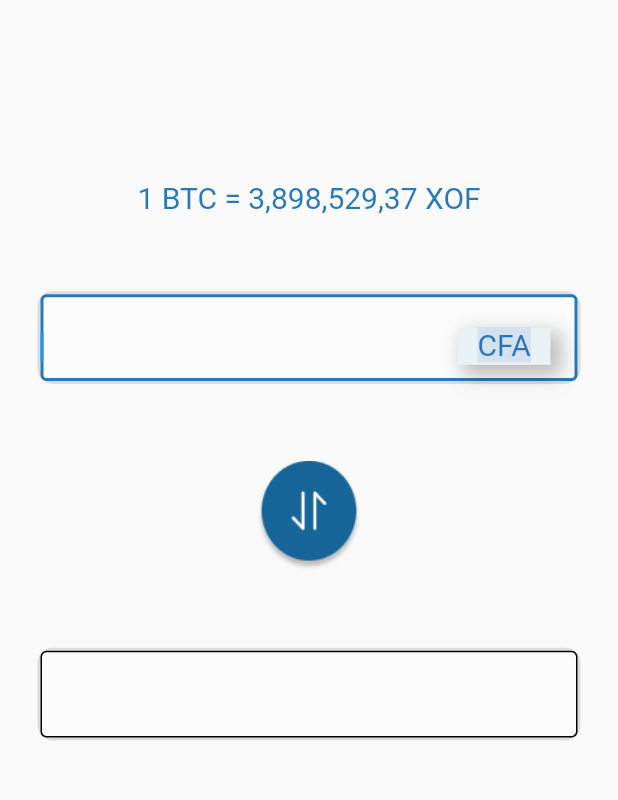
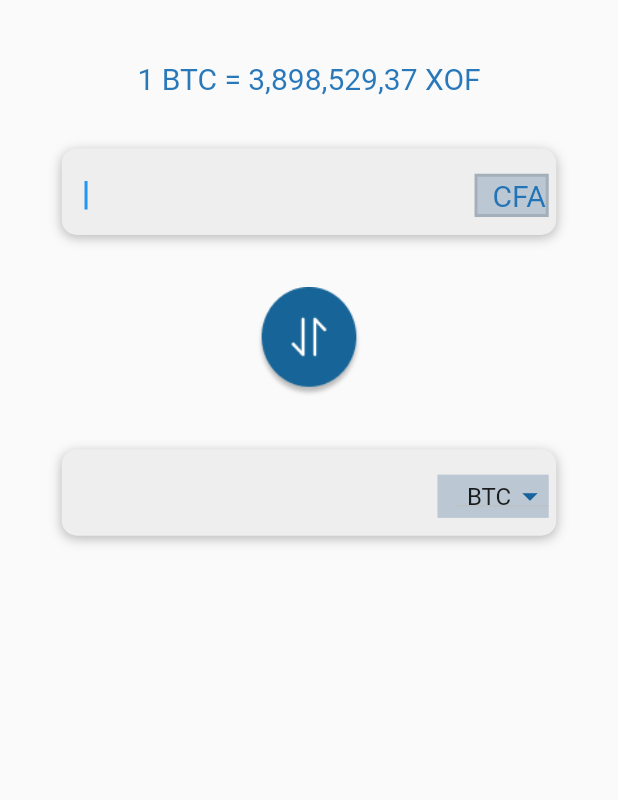
Before and after one commit to Gueyemhd/EasyBit, a Flutter app: the CalculatorBTCtoXOF screen opened by its route, after a tap on the "arrow circle left" icon, on a phone screen of 412 x 824 dp, the part 120-920 px from its top. Run offline on Flutter 3.47's test engine with Material 2 defaults, Android fonts, the phone set to English and light mode, and no system bars.

Commit message:
complete calculator

```diff
--- a/frontend/easybit/lib/screens/pages/transfertBitoins.dart
+++ b/frontend/easybit/lib/screens/pages/transfertBitoins.dart
@@ -17,7 +17,7 @@ class _TransfertBitcoinsState extends State<TransfertBitcoins> {
     return Scaffold(
         resizeToAvoidBottomInset: true,
         appBar: AppBar(
-          backgroundColor: const Color(0xFF324531),
+          backgroundColor: const Color.fromARGB(255, 60, 88, 59),
           title: const Text(
             _title,
             style: TextStyle(fontSize: 22),
@@ -40,7 +40,7 @@ class _TransfertBitcoinsState extends State<TransfertBitcoins> {
             ),
             tooltip: 'Menu Icon',
             onPressed: () => Navigator.of(context).push(MaterialPageRoute(
-                builder: (context) => const CalculatorBTCtoXOF())),
+                builder: (context) => const TransfertBitcoins())),
           ),
         ),
         body: const TransfertBitcoinsBody());
--- a/frontend/easybit/lib/screens/widgets/calculator/calculatorBTCtoXOF.body.dart
+++ b/frontend/easybit/lib/screens/widgets/calculator/calculatorBTCtoXOF.body.dart
@@ -1,7 +1,7 @@
-import 'package:easybit/screens/pages/calculatorBTCtoXOF.dart';
 import 'package:easybit/screens/pages/calculatorXOFtoBTC.dart';
 import 'package:easybit/shared/constants.dart';
 import 'package:flutter/material.dart';
+import 'package:flutter/services.dart';
 
 class BTCtoXOF extends StatefulWidget {
   const BTCtoXOF({super.key});
@@ -25,46 +25,46 @@ class _BTCtoXOFState extends State<BTCtoXOF> {
     Size size = MediaQuery.of(context).size;
     //This size provides us total height and width of our screen
     Widget btcField() {
-      return Column(
-          crossAxisAlignment: CrossAxisAlignment.start,
-          children: <Widget>[
+      return Row(mainAxisAlignment: MainAxisAlignment.center, children: [
         Container(
             margin: const EdgeInsets.symmetric(vertical: 10),
-              width: size.width * 0.9,
-              height: size.width * 0.15,
-              alignment: Alignment.centerLeft,
+            width: MediaQuery.of(context).size.width * 0.8,
+            height: MediaQuery.of(context).size.height * 0.07,
             decoration: BoxDecoration(
-                  color: Colors.white38,
+              color: Colors.grey[200],
               borderRadius: BorderRadius.circular(10),
-                  border: Border.all(color: Colors.black12, width: 2)),
+              boxShadow: const [
+                BoxShadow(
+                    color: Colors.black26, blurRadius: 6, offset: Offset(0, 2))
+              ],
+              //    border: Border.all(color: bluelogo, width: 3)
+            ),
+            child: Row(
+              children: [
+                Expanded(
                   child: TextFormField(
-                  autofocus: true, //make phone keyboard appear automatically
+                      keyboardType: TextInputType.number,
+                      inputFormatters: <TextInputFormatter>[
+                        FilteringTextInputFormatter.digitsOnly
+                      ],
+                      autofocus:
+                          true, //make phone keyboard appear automatically
                       style: const TextStyle(
                         color: Colors.black87,
                       ),
-                  decoration: InputDecoration(
-                    enabledBorder: const OutlineInputBorder(),
-                    focusedBorder: const OutlineInputBorder(
-                      borderSide: BorderSide(color: bluelogo, width: 2.0),
+                      decoration: const InputDecoration(
+                        border: InputBorder.none,
+                        contentPadding: EdgeInsets.fromLTRB(15, 5, 0, 0),
+                      )),
                 ),
-                    suffix: Container(
-                      margin: const EdgeInsets.symmetric(
-                          vertical: 15, horizontal: 15),
+                Padding(
+                  padding: const EdgeInsets.fromLTRB(0, 5, 5, 0),
+                  child: Container(
                     width: size.width * 0.18,
-                      height: size.height * 0.20,
+                    height: size.width * 0.07,
+                    alignment: Alignment.centerRight,
                     decoration: const BoxDecoration(
-                        color: Color(0xFFEAF2F6),
-                        boxShadow: [
-                          BoxShadow(
-                            color: Colors.black26,
-                            offset: Offset(
-                              5.0,
-                              5.0,
-                            ),
-                            blurRadius: 10.0,
-                            spreadRadius: 2.0,
-                          )
-                        ],
+                      color: Color.fromARGB(177, 165, 183, 199),
                     ),
                     child: DropdownButton(
                       // Initial Value
@@ -78,13 +78,12 @@ class _BTCtoXOFState extends State<BTCtoXOF> {
                       ),
 
                       // Array list of items
-                        items: items.map((String items) {
-                          return DropdownMenuItem(
-                            value: items,
-                            child: Text(
-                              items,
-                              style: const TextStyle(color: Colors.black),
-                            ),
+
+                      items:
+                          items.map<DropdownMenuItem<String>>((String value) {
+                        return DropdownMenuItem<String>(
+                          value: value,
+                          child: Text(value),
                         );
                       }).toList(),
                       // After selecting the desired option,it will
@@ -96,74 +95,71 @@ class _BTCtoXOFState extends State<BTCtoXOF> {
                       },
                     ),
                   ),
-                  )),
                 ),
+              ],
+            ))
       ]);
     }
 
     Widget xofField() {
-      return Column(
-          crossAxisAlignment: CrossAxisAlignment.start,
-          children: <Widget>[
+      return Row(mainAxisAlignment: MainAxisAlignment.center, children: [
         Container(
             margin: const EdgeInsets.symmetric(vertical: 10),
-                width: size.width * 0.9,
-                height: size.width * 0.15,
-                alignment: Alignment.centerLeft,
+            width: MediaQuery.of(context).size.width * 0.8,
+            height: MediaQuery.of(context).size.height * 0.07,
             decoration: BoxDecoration(
-                    color: Colors.white38,
+              color: Colors.grey[200],
               borderRadius: BorderRadius.circular(10),
-                    border: Border.all(color: Colors.black12, width: 2)),
+              boxShadow: const [
+                BoxShadow(
+                    color: Colors.black26, blurRadius: 6, offset: Offset(0, 2))
+              ],
+              //    border: Border.all(color: bluelogo, width: 3)
+            ),
+            child: Row(
+              children: [
+                Expanded(
                   child: TextFormField(
+                      keyboardType: TextInputType.number,
+                      inputFormatters: <TextInputFormatter>[
+                        FilteringTextInputFormatter.digitsOnly
+                      ],
+                      autofocus:
+                          true, //make phone keyboard appear automatically
                       style: const TextStyle(
                         color: Colors.black87,
                       ),
-                  decoration: InputDecoration(
-                    enabledBorder: const OutlineInputBorder(),
-                    focusedBorder: const OutlineInputBorder(
-                      borderSide: BorderSide(color: bluelogo, width: 2.0),
+                      decoration: const InputDecoration(
+                        border: InputBorder.none,
+                        contentPadding: EdgeInsets.fromLTRB(15, 5, 0, 0),
+                      )),
                 ),
-                    suffix: Container(
-                      margin: const EdgeInsets.symmetric(
-                          vertical: 15, horizontal: 18),
-                      width: size.width * 0.15,
-                      height: size.height * 0.03,
-                      decoration: const BoxDecoration(
-                        color: Color.fromARGB(255, 213, 225, 236),
-                        boxShadow: [
-                          BoxShadow(
-                            color: Colors.black26,
-                            offset: Offset(
-                              5.0,
-                              5.0,
-                            ),
-                            blurRadius: 10.0,
-                            spreadRadius: 2.0,
-                          )
-                        ],
-                      ),
+                Padding(
+                  padding: const EdgeInsets.fromLTRB(0, 5, 5, 0),
+                  child: Container(
+                    width: size.width * 0.12,
+                    height: size.width * 0.07,
+                    alignment: Alignment.centerRight,
+                    decoration: BoxDecoration(
+                        color: const Color.fromARGB(177, 165, 183, 199),
+                        border: Border.all(color: Colors.black12, width: 2)),
                     child: const Text(
                       "CFA",
                       textAlign: TextAlign.center,
-                        // style: TextStyle(fontSize: 20, color: bluelogo),
+                      style: TextStyle(fontSize: 20, color: bluelogo),
                     ),
                   ),
-                    suffixStyle: const TextStyle(
-                      fontSize: 20,
-                      color: bluelogo,
-                      backgroundColor: Color.fromARGB(255, 213, 225, 236),
                 ),
-                    border: InputBorder.none,
-                    contentPadding: const EdgeInsets.only(top: 14),
-                    hintStyle: const TextStyle(color: bluelogo, fontSize: 15),
-                  ),
-                )),
+              ],
+            ))
       ]);
     }
 
     return SingleChildScrollView(
       physics: const AlwaysScrollableScrollPhysics(),
-      padding: const EdgeInsets.symmetric(horizontal: 25, vertical: 120),
+      padding: EdgeInsets.symmetric(
+          horizontal: MediaQuery.of(context).size.width / 20,
+          vertical: MediaQuery.of(context).size.height / 20),
       child: Column(
           mainAxisAlignment: MainAxisAlignment.start,
           // crossAxisAlignment: CrossAxisAlignment.start,
@@ -177,11 +173,11 @@ class _BTCtoXOFState extends State<BTCtoXOF> {
               ),
             ),
             SizedBox(
-              height: MediaQuery.of(context).size.height * 0.05,
+              height: MediaQuery.of(context).size.height * 0.03,
             ),
             btcField(),
             SizedBox(
-              height: MediaQuery.of(context).size.height * 0.05,
+              height: MediaQuery.of(context).size.height * 0.03,
             ),
             GestureDetector(
               onTap: () => Navigator.of(context).push(MaterialPageRoute(
@@ -189,11 +185,11 @@ class _BTCtoXOFState extends State<BTCtoXOF> {
               child: const Image(
                 image: AssetImage("images/arrow_swap.png"),
                 fit: BoxFit.cover,
-                width: 70,
+                width: 60,
               ),
             ),
             SizedBox(
-              height: MediaQuery.of(context).size.height * 0.05,
+              height: MediaQuery.of(context).size.height * 0.03,
             ),
             xofField(),
           ]),
--- a/frontend/easybit/lib/screens/widgets/calculator/calculatorXOFtoBTCbody.dart
+++ b/frontend/easybit/lib/screens/widgets/calculator/calculatorXOFtoBTCbody.dart
@@ -1,6 +1,7 @@
 import 'package:easybit/screens/pages/calculatorBTCtoXOF.dart';
 import 'package:easybit/shared/constants.dart';
 import 'package:flutter/material.dart';
+import 'package:flutter/services.dart';
 
 class XOFtoBTC extends StatefulWidget {
   const XOFtoBTC({super.key});
@@ -24,51 +25,51 @@ class _XOFtoBTCState extends State<XOFtoBTC> {
     Size size = MediaQuery.of(context).size;
     //This size provides us total height and width of our screen
     Widget btcField() {
-      return Column(
-          crossAxisAlignment: CrossAxisAlignment.start,
-          children: <Widget>[
+      return Row(mainAxisAlignment: MainAxisAlignment.center, children: [
         Container(
             margin: const EdgeInsets.symmetric(vertical: 10),
-              width: size.width * 0.9,
-              height: size.width * 0.15,
-              alignment: Alignment.centerLeft,
+            width: MediaQuery.of(context).size.width * 0.8,
+            height: MediaQuery.of(context).size.height * 0.07,
             decoration: BoxDecoration(
-                  color: Colors.white38,
+              color: Colors.grey[200],
               borderRadius: BorderRadius.circular(10),
-                  border: Border.all(color: Colors.black12, width: 2)),
+              boxShadow: const [
+                BoxShadow(
+                    color: Colors.black26, blurRadius: 6, offset: Offset(0, 2))
+              ],
+              //    border: Border.all(color: bluelogo, width: 3)
+            ),
+            child: Row(
+              children: [
+                Expanded(
                   child: TextFormField(
+                      keyboardType: TextInputType.number,
+                      inputFormatters: <TextInputFormatter>[
+                        FilteringTextInputFormatter.digitsOnly
+                      ],
+                      autofocus:
+                          true, //make phone keyboard appear automatically
                       style: const TextStyle(
                         color: Colors.black87,
                       ),
-                  decoration: InputDecoration(
-                    enabledBorder: const OutlineInputBorder(),
-                    focusedBorder: const OutlineInputBorder(
-                      borderSide: BorderSide(color: bluelogo, width: 2.0),
+                      decoration: const InputDecoration(
+                        border: InputBorder.none,
+                        contentPadding: EdgeInsets.fromLTRB(15, 5, 0, 0),
+                      )),
                 ),
-                    suffix: Container(
-                      margin: const EdgeInsets.symmetric(
-                          vertical: 15, horizontal: 15),
+                Padding(
+                  padding: const EdgeInsets.fromLTRB(0, 5, 5, 0),
+                  child: Container(
                     width: size.width * 0.18,
-                      height: size.height * 0.20,
+                    height: size.width * 0.07,
+                    alignment: Alignment.centerRight,
                     decoration: const BoxDecoration(
-                        color: Color(0xFFEAF2F6),
-                        boxShadow: [
-                          BoxShadow(
-                            color: Colors.black26,
-                            offset: Offset(
-                              5.0,
-                              5.0,
-                            ),
-                            blurRadius: 10.0,
-                            spreadRadius: 2.0,
-                          )
-                        ],
+                      color: Color.fromARGB(177, 165, 183, 199),
                     ),
                     child: DropdownButton(
-                        // Initial Values
+                      // Initial Value
                       value: dropdownvalue,
                       dropdownColor: bluelogo,
-
                       // Down Arrow Icon
                       icon: const Icon(
                         Icons.arrow_drop_down,
@@ -77,13 +78,12 @@ class _XOFtoBTCState extends State<XOFtoBTC> {
                       ),
 
                       // Array list of items
-                        items: items.map((String items) {
-                          return DropdownMenuItem(
-                            value: items,
-                            child: Text(
-                              items,
-                              style: const TextStyle(color: Colors.white),
-                            ),
+
+                      items:
+                          items.map<DropdownMenuItem<String>>((String value) {
+                        return DropdownMenuItem<String>(
+                          value: value,
+                          child: Text(value),
                         );
                       }).toList(),
                       // After selecting the desired option,it will
@@ -95,74 +95,71 @@ class _XOFtoBTCState extends State<XOFtoBTC> {
                       },
                     ),
                   ),
-                  )),
                 ),
+              ],
+            ))
       ]);
     }
 
     Widget xofField() {
-      return Column(
-          crossAxisAlignment: CrossAxisAlignment.start,
-          children: <Widget>[
+      return Row(mainAxisAlignment: MainAxisAlignment.center, children: [
         Container(
             margin: const EdgeInsets.symmetric(vertical: 10),
-                width: size.width * 0.9,
-                height: size.width * 0.15,
-                alignment: Alignment.centerLeft,
+            width: MediaQuery.of(context).size.width * 0.8,
+            height: MediaQuery.of(context).size.height * 0.07,
             decoration: BoxDecoration(
-                    color: Colors.white38,
+              color: Colors.grey[200],
               borderRadius: BorderRadius.circular(10),
-                    border: Border.all(color: Colors.black12, width: 2)),
+              boxShadow: const [
+                BoxShadow(
+                    color: Colors.black26, blurRadius: 6, offset: Offset(0, 2))
+              ],
+              //    border: Border.all(color: bluelogo, width: 3)
+            ),
+            child: Row(
+              children: [
+                Expanded(
                   child: TextFormField(
-                  autofocus: true, //make phone keyboard appear automatically
+                      keyboardType: TextInputType.number,
+                      inputFormatters: <TextInputFormatter>[
+                        FilteringTextInputFormatter.digitsOnly
+                      ],
+                      autofocus:
+                          true, //make phone keyboard appear automatically
                       style: const TextStyle(
                         color: Colors.black87,
                       ),
-                  decoration: InputDecoration(
-                    enabledBorder: const OutlineInputBorder(),
-                    focusedBorder: const OutlineInputBorder(
-                      borderSide: BorderSide(color: bluelogo, width: 2.0),
+                      decoration: const InputDecoration(
+                        border: InputBorder.none,
+                        contentPadding: EdgeInsets.fromLTRB(15, 5, 0, 0),
+                      )),
                 ),
-                    suffix: Container(
-                      margin: const EdgeInsets.symmetric(
-                          vertical: 15, horizontal: 18),
-                      width: size.width * 0.15,
-                      height: size.height * 0.03,
-                      decoration: const BoxDecoration(
-                        color: Color(0xFFEAF2F6),
-                        boxShadow: [
-                          BoxShadow(
-                            color: Colors.black26,
-                            offset: Offset(
-                              5.0,
-                              5.0,
-                            ),
-                            blurRadius: 10.0,
-                            spreadRadius: 2.0,
-                          )
-                        ],
-                      ),
+                Padding(
+                  padding: const EdgeInsets.fromLTRB(0, 5, 5, 0),
+                  child: Container(
+                    width: size.width * 0.12,
+                    height: size.width * 0.07,
+                    alignment: Alignment.centerRight,
+                    decoration: BoxDecoration(
+                        color: const Color.fromARGB(177, 165, 183, 199),
+                        border: Border.all(color: Colors.black12, width: 2)),
                     child: const Text(
                       "CFA",
                       textAlign: TextAlign.center,
+                      style: TextStyle(fontSize: 20, color: bluelogo),
                     ),
                   ),
-                    suffixStyle: const TextStyle(
-                      fontSize: 20,
-                      color: bluelogo,
-                      backgroundColor: Color.fromARGB(255, 213, 225, 236),
                 ),
-                    border: InputBorder.none,
-                    contentPadding: const EdgeInsets.only(top: 14),
-                    hintStyle: const TextStyle(color: bluelogo, fontSize: 15),
-                  ),
-                )),
+              ],
+            ))
       ]);
     }
 
     return SingleChildScrollView(
       physics: const AlwaysScrollableScrollPhysics(),
-      padding: const EdgeInsets.symmetric(horizontal: 25, vertical: 120),
+      padding: EdgeInsets.symmetric(
+          horizontal: MediaQuery.of(context).size.width / 20,
+          vertical: MediaQuery.of(context).size.height / 20),
       child: Column(
           mainAxisAlignment: MainAxisAlignment.center,
           children: <Widget>[
@@ -175,11 +172,11 @@ class _XOFtoBTCState extends State<XOFtoBTC> {
               ),
             ),
             SizedBox(
-              height: MediaQuery.of(context).size.height * 0.05,
+              height: MediaQuery.of(context).size.height * 0.03,
             ),
             xofField(),
             SizedBox(
-              height: MediaQuery.of(context).size.height * 0.05,
+              height: MediaQuery.of(context).size.height * 0.03,
             ),
             GestureDetector(
               onTap: () => Navigator.of(context).push(MaterialPageRoute(
@@ -191,7 +188,7 @@ class _XOFtoBTCState extends State<XOFtoBTC> {
               ),
             ),
             SizedBox(
-              height: MediaQuery.of(context).size.height * 0.05,
+              height: MediaQuery.of(context).size.height * 0.03,
             ),
             btcField(),
           ]),
```
Also changed, not shown: frontend/easybit/lib/screens/widgets/transfertBTC/transfertBitcoins.body.dart (+109 -97 lines). Lines whose indentation alone changed are shown as unchanged.
